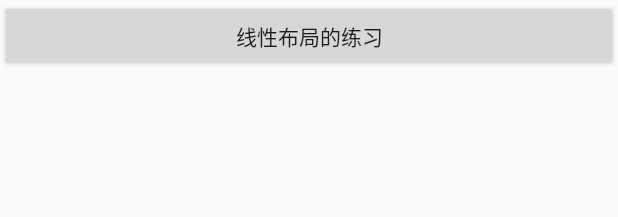
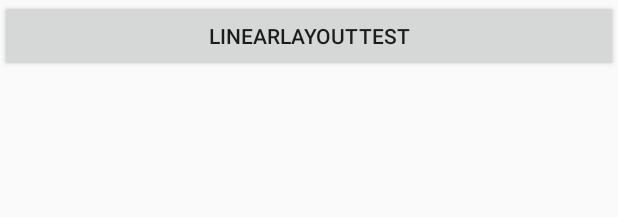
Before and after one commit to xhh4215/LinearLayoutTest, an Android app: the layout activity_main.xml on its own in the app's theme, with its tools: preview values and no code run, on a phone screen of 412 x 824 dp. Shown: the top 217 px of the screen. Run offline under Robolectric (Android 15) with nearby library versions, the phone set to English and light mode, and no system bars.

```diff
--- a/app/src/main/res/layout/activity_main.xml
+++ b/app/src/main/res/layout/activity_main.xml
@@ -7,6 +7,6 @@
     <Button
         android:layout_width="match_parent"
         android:layout_height="wrap_content"
-        android:text="线性布局的练习" />
+        android:text="@string/app_name" />
 
 </LinearLayout>
--- a/app/src/main/res/values/strings.xml
+++ b/app/src/main/res/values/strings.xml
@@ -1,3 +1,4 @@
 <resources>
     <string name="app_name">LinearLayoutTest</string>
+    <string name="button_text">线性布局的练习</string>
 </resources>
```
